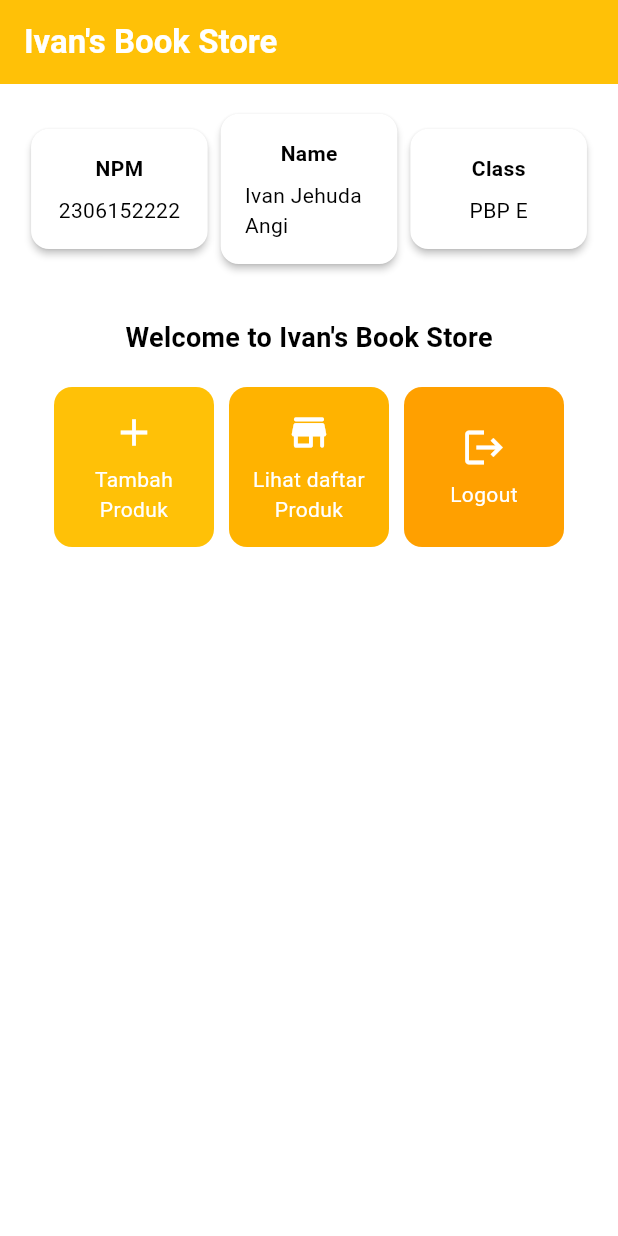
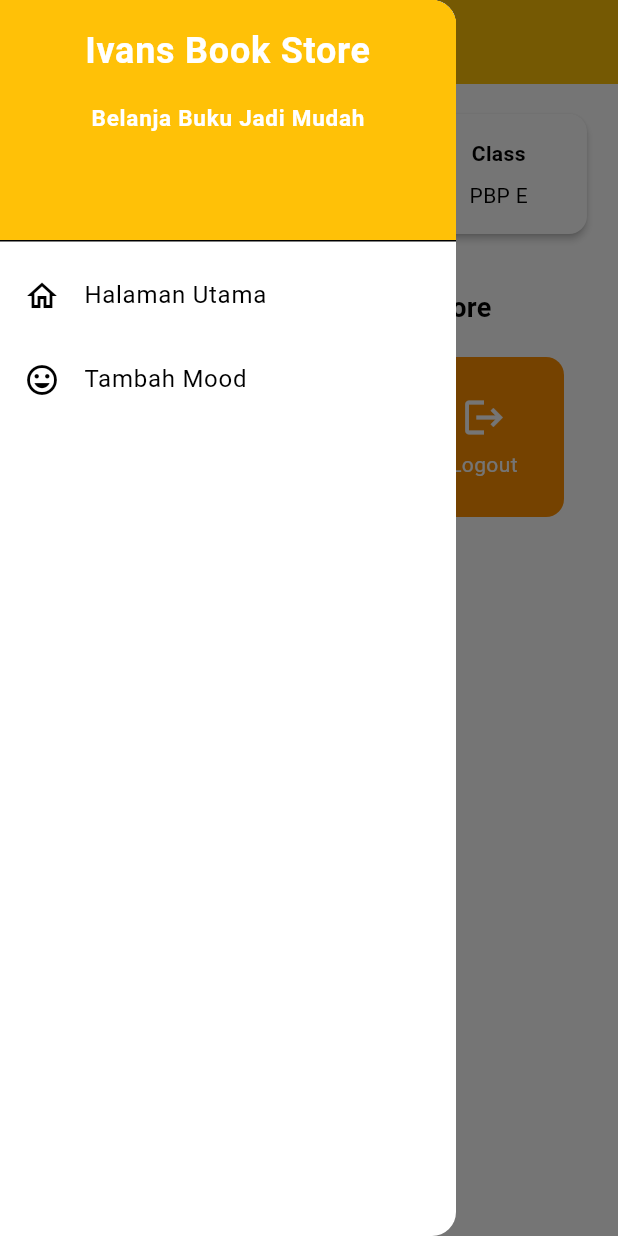
Before and after one commit to IvanJehuda/ivans-book-store-mobile, a Flutter app: the screen it shows after launch, with the side drawer open (before the commit the screen has no drawer), on a phone screen of 412 x 824 dp. Run offline on Flutter 3.47's test engine with Material 3 defaults, Android fonts, the phone set to English and light mode, and no system bars.

Commit message:
Done working TUGAS 8

```diff
--- a/lib/main.dart
+++ b/lib/main.dart
@@ -1,5 +1,5 @@
 import 'package:flutter/material.dart';
-import 'package:ivans_book_store/menu.dart';
+import 'package:ivans_book_store/screens/menu.dart';
 
 void main() {
   runApp(const MyApp());
@@ -7,29 +7,12 @@
 
 class MyApp extends StatelessWidget {
   const MyApp({super.key});
-
-  // This widget is the root of your application.
   @override
   Widget build(BuildContext context) {
     return MaterialApp(
       title: 'Flutter Demo',
       theme: ThemeData(
-        // This is the theme of your application.
-        //
-        // TRY THIS: Try running your application with "flutter run". You'll see
-        // the application has a purple toolbar. Then, without quitting the app,
-        // try changing the seedColor in the colorScheme below to Colors.green
-        // and then invoke "hot reload" (save your changes or press the "hot
-        // reload" button in a Flutter-supported IDE, or press "r" if you used
-        // the command line to start the app).
-        //
-        // Notice that the counter didn't reset back to zero; the application
-        // state is not lost during the reload. To reset the state, use hot
-        // restart instead.
-        //
-        // This works for code too, not just values: Most code changes can be
-        // tested with just a hot reload.
-         colorScheme: ColorScheme.fromSwatch( primarySwatch: Colors.amber,).copyWith(secondary: Colors.deepPurple[400]),
+    colorScheme: ColorScheme.fromSwatch(primarySwatch: Colors.amber,).copyWith(secondary: Colors.amber[900]),
         useMaterial3: true,
       ),
       home: MyHomePage(),
--- a/lib/menu.dart
+++ /dev/null
@@ -1,187 +0,0 @@
-import 'package:flutter/material.dart';
-
-class MyHomePage extends StatelessWidget {
-  final String npm = '2306152222'; // NPM
-  final String name = 'Ivan Jehuda Angi'; // Nama
-  final String className = 'PBP E'; // Kelas
-  MyHomePage({super.key});
-  final List<ItemHomepage> items = [
-         ItemHomepage("Tambah Produk", Icons.add, Colors.amber),
-         ItemHomepage("Lihat daftar Produk", Icons.store_rounded, Colors.amber.shade600),
-         ItemHomepage("Logout", Icons.logout, Colors.amber.shade700),
-     ];
-    @override
-  Widget build(BuildContext context) {
-    // Scaffold menyediakan struktur dasar halaman dengan AppBar dan body.
-    return Scaffold(
-      // AppBar adalah bagian atas halaman yang menampilkan judul.
-      appBar: AppBar(
-        // Judul aplikasi "Mental Health Tracker" dengan teks putih dan tebal.
-        title: const Text(
-          "Ivan's Book Store",
-          style: TextStyle(
-            color: Colors.white,
-            fontWeight: FontWeight.bold,
-          ),
-        ),
-        // Warna latar belakang AppBar diambil dari skema warna tema aplikasi.
-        backgroundColor: Theme.of(context).colorScheme.primary,
-      ),
-      // Body halaman dengan padding di sekelilingnya.
-      body: Padding(
-        padding: const EdgeInsets.all(16.0),
-        // Menyusun widget secara vertikal dalam sebuah kolom.
-        child: Column(
-          crossAxisAlignment: CrossAxisAlignment.center,
-          children: [
-            // Row untuk menampilkan 3 InfoCard secara horizontal.
-            Row(
-              mainAxisAlignment: MainAxisAlignment.spaceEvenly,
-              children: [
-                InfoCard(title: 'NPM', content: npm),
-                InfoCard(title: 'Name', content: name),
-                InfoCard(title: 'Class', content: className),
-              ],
-            ),
-
-            // Memberikan jarak vertikal 16 unit.
-            const SizedBox(height: 16.0),
-
-            // Menempatkan widget berikutnya di tengah halaman.
-            Center(
-              child: Column(
-                // Menyusun teks dan grid item secara vertikal.
-
-                children: [
-                  // Menampilkan teks sambutan dengan gaya tebal dan ukuran 18.
-                  const Padding(
-                    padding: EdgeInsets.only(top: 16.0),
-                    child: Text(
-                      "Welcome to Ivan's Book Store",
-                      style: TextStyle(
-                        fontWeight: FontWeight.bold,
-                        fontSize: 18.0,
-                      ),
-                    ),
-                  ),
-
-                  // Grid untuk menampilkan ItemCard dalam bentuk grid 3 kolom.
-                  GridView.count(
-                    primary: true,
-                    padding: const EdgeInsets.all(20),
-                    crossAxisSpacing: 10,
-                    mainAxisSpacing: 10,
-                    crossAxisCount: 3,
-                    // Agar grid menyesuaikan tinggi kontennya.
-                    shrinkWrap: true,
-
-                    // Menampilkan ItemCard untuk setiap item dalam list items.
-                    children: items.map((ItemHomepage item) {
-                      return ItemCard(item);
-                    }).toList(),
-                  ),
-                ],
-              ),
-            ),
-          ],
-        ),
-      ),
-    );
-  }
-}
-
-
-class InfoCard extends StatelessWidget {
-  // Kartu informasi yang menampilkan title dan content.
-
-  final String title;  // Judul kartu.
-  final String content;  // Isi kartu.
-
-  const InfoCard({super.key, required this.title, required this.content});
-
-  @override
-  Widget build(BuildContext context) {
-    return Card(
-      // Membuat kotak kartu dengan bayangan dibawahnya.
-      elevation: 2.0,
-      child: Container(
-        // Mengatur ukuran dan jarak di dalam kartu.
-        width: MediaQuery.of(context).size.width / 3.5, // menyesuaikan dengan lebar device yang digunakan.
-        padding: const EdgeInsets.all(16.0),
-        // Menyusun title dan content secara vertikal.
-        child: Column(
-          children: [
-            Text(
-              title,
-              style: const TextStyle(fontWeight: FontWeight.bold),
-            ),
-            const SizedBox(height: 8.0),
-            Text(content),
-          ],
-        ),
-      ),
-    );
-  }
-}
-class ItemHomepage {
-     final String name;
-     final IconData icon;
-     final Color color;
-
-
-     ItemHomepage(this.name, this.icon, this.color);
- }
-
-class ItemCard extends StatelessWidget {
-  // Menampilkan kartu dengan ikon dan nama.
-
-  final ItemHomepage item;
-
-  const ItemCard(this.item, {super.key});
-
-  @override
-  Widget build(BuildContext context) {
-    return Material(
-      // Menentukan warna latar belakang dari tema aplikasi.
-      color: item.color,
-      // Membuat sudut kartu melengkung.
-      borderRadius: BorderRadius.circular(12),
-
-      child: InkWell(
-        // Aksi ketika kartu ditekan.
-        onTap: () {
-          // Menampilkan pesan SnackBar saat kartu ditekan.
-          ScaffoldMessenger.of(context)
-            ..hideCurrentSnackBar()
-            ..showSnackBar(
-              SnackBar(content: Text("Kamu telah menekan tombol ${item.name}!"))
-            );
-        },
-        // Container untuk menyimpan Icon dan Text
-        child: Container(
-          padding: const EdgeInsets.all(8),
-          child: Center(
-            child: Column(
-              // Menyusun ikon dan teks di tengah kartu.
-              mainAxisAlignment: MainAxisAlignment.center,
-              children: [
-                Icon(
-                  item.icon,
-                  color: Colors.white,
-                  size: 30.0,
-                ),
-                const Padding(padding: EdgeInsets.all(3)),
-                Text(
-                  item.name,
-                  textAlign: TextAlign.center,
-                  style: const TextStyle(color: Colors.white),
-                ),
-              ],
-            ),
-          ),
-        ),
-      ),
-    );
-  }
-
-}
--- /dev/null
+++ b/lib/screens/menu.dart
@@ -0,0 +1,136 @@
+import 'package:flutter/material.dart';
+import 'package:ivans_book_store/widgets/left_drawer.dart';
+import 'package:ivans_book_store/widgets/product_cart.dart';
+
+class InfoCard extends StatelessWidget {
+  // Kartu informasi yang menampilkan title dan content.
+
+  final String title; // Judul kartu.
+  final String content; // Isi kartu.
+
+  const InfoCard({super.key, required this.title, required this.content});
+
+  @override
+  Widget build(BuildContext context) {
+    return Card(
+      // Membuat kotak kartu dengan bayangan dibawahnya.
+
+      elevation: 2.0,
+      child: Container(
+        // Mengatur ukuran dan jarak di dalam kartu.
+        width: MediaQuery.of(context).size.width /
+            3.5, // menyesuaikan dengan lebar device yang digunakan.
+        padding: const EdgeInsets.all(16.0),
+        // Menyusun title dan content secara vertikal.
+        child: Column(
+          children: [
+            Text(
+              title,
+              style: const TextStyle(fontWeight: FontWeight.bold),
+            ),
+            const SizedBox(height: 8.0),
+            Text(content),
+          ],
+        ),
+      ),
+    );
+  }
+}
+
+
+class MyHomePage extends StatelessWidget {
+  MyHomePage({super.key});
+
+  final String npm = '2306152222'; // NPM
+  final String name = 'Ivan Jehuda'; // Nama
+  final String className = 'PBP E'; // Kelas
+
+  final List<ItemHomepage> items = [
+    ItemHomepage("Tambah Produk", Icons.add, Colors.amber ),
+    ItemHomepage("Lihat daftar Produk", Icons.store_rounded, Colors.amber[700]!),
+    ItemHomepage("Logout", Icons.logout, Colors.amber[800]!),
+  ];
+
+  @override
+  Widget build(BuildContext context) {
+    // Scaffold menyediakan struktur dasar halaman dengan AppBar dan body.
+    return Scaffold(
+      // AppBar adalah bagian atas halaman yang menampilkan judul.
+      appBar: AppBar(
+        // Judul aplikasi "Mental Health Tracker" dengan teks putih dan tebal.
+        title: const Text(
+          'Ivans Book Store',
+          style: TextStyle(
+            color: Colors.white,
+            fontWeight: FontWeight.bold,
+          ),
+        ),
+        // Warna latar belakang AppBar diambil dari skema warna tema aplikasi.
+        backgroundColor: Theme.of(context).colorScheme.primary,
+        // Mengganti warna icon drawer menjadi putih
+        iconTheme: const IconThemeData(color: Colors.white),
+      ),
+      // Masukkan drawer sebagai parameter nilai drawer dari widget Scaffold
+      drawer: const LeftDrawer(),
+      // Body halaman dengan padding di sekelilingnya.
+      body: Padding(
+        padding: const EdgeInsets.all(16.0),
+        // Menyusun widget secara vertikal dalam sebuah kolom.
+        child: Column(
+          crossAxisAlignment: CrossAxisAlignment.center,
+          children: [
+            // Row untuk menampilkan 3 InfoCard secara horizontal.
+            Row(
+              mainAxisAlignment: MainAxisAlignment.spaceEvenly,
+              children: [
+                InfoCard(title: 'NPM', content: npm),
+                InfoCard(title: 'Name', content: name),
+                InfoCard(title: 'Class', content: className),
+              ],
+            ),
+
+            // Memberikan jarak vertikal 16 unit.
+            const SizedBox(height: 16.0),
+
+            // Menempatkan widget berikutnya di tengah halaman.
+            Center(
+              child: Column(
+                // Menyusun teks dan grid item secara vertikal.
+
+                children: [
+                  // Menampilkan teks sambutan dengan gaya tebal dan ukuran 18.
+                  const Padding(
+                    padding: EdgeInsets.only(top: 16.0),
+                    child: Text(
+                      'Welcome to Ivans Book Store',
+                      style: TextStyle(
+                        fontWeight: FontWeight.bold,
+                        fontSize: 18.0,
+                      ),
+                    ),
+                  ),
+
+                  // Grid untuk menampilkan ItemCard dalam bentuk grid 3 kolom.
+                  GridView.count(
+                    primary: true,
+                    padding: const EdgeInsets.all(20),
+                    crossAxisSpacing: 10,
+                    mainAxisSpacing: 10,
+                    crossAxisCount: 3,
+                    // Agar grid menyesuaikan tinggi kontennya.
+                    shrinkWrap: true,
+
+                    // Menampilkan ItemCard untuk setiap item dalam list items.
+                    children: items.map((ItemHomepage item) {
+                      return ItemCard(item);
+                    }).toList(),
+                  ),
+                ],
+              ),
+            ),
+          ],
+        ),
+      ),
+    );
+  }
+}
--- /dev/null
+++ b/lib/widgets/left_drawer.dart
@@ -0,0 +1,72 @@
+import 'package:flutter/material.dart';
+import 'package:ivans_book_store/screens/menu.dart';
+import 'package:ivans_book_store/screens/productentry_form.dart';
+
+
+
+class LeftDrawer extends StatelessWidget {
+  const LeftDrawer({super.key});
+
+  @override
+  Widget build(BuildContext context) {
+    return Drawer(
+      child: ListView(
+        children: [
+          DrawerHeader(
+            decoration: BoxDecoration(
+              color: Theme.of(context).colorScheme.primary,
+            ),
+            child: const Column(
+              children: [
+                Text(
+                  'Ivans Book Store',
+                  textAlign: TextAlign.center,
+                  style: TextStyle(
+                    fontSize: 24,
+                    fontWeight: FontWeight.bold,
+                    color: Colors.white,
+                  ),
+                ),
+                Padding(padding: EdgeInsets.all(8)),
+                Text(
+                  "Belanja Buku Jadi Mudah",
+                  style: TextStyle(
+                    fontSize: 15,
+                    fontWeight: FontWeight.bold,
+                    color: Colors.white
+                  ),
+                ),
+              ],
+            ),
+          ),
+            ListTile(
+              leading: const Icon(Icons.home_outlined),
+              title: const Text('Halaman Utama'),
+              // Bagian redirection ke MyHomePage
+              onTap: () {
+                Navigator.pushReplacement(
+                    context,
+                    MaterialPageRoute(
+                      builder: (context) => MyHomePage(),
+                    ));
+              },
+            ),
+            ListTile(
+              leading: const Icon(Icons.mood),
+              title: const Text('Tambah Mood'),
+              // Bagian redirection ke MoodEntryFormPage
+              onTap: () {
+
+                 Navigator.pushReplacement(
+                  context,
+                  MaterialPageRoute(
+                    builder: (context) => ProductEntryFormPage(),
+                  ));
+              },
+            ),
+
+        ],
+      ),
+    );
+  }
+}
--- /dev/null
+++ b/lib/widgets/product_cart.dart
@@ -0,0 +1,65 @@
+import 'package:flutter/material.dart';
+import 'package:ivans_book_store/screens/productentry_form.dart';
+
+class ItemCard extends StatelessWidget {
+  // Menampilkan kartu dengan ikon, nama, dan warna khusus.
+
+  final ItemHomepage item;
+
+  const ItemCard(this.item, {super.key});
+
+  @override
+  Widget build(BuildContext context) {
+    return Material(
+      // Menggunakan warna yang ditetapkan pada masing-masing item.
+      color: item.color,
+      borderRadius: BorderRadius.circular(12),
+
+      child: InkWell(
+        // Aksi ketika kartu ditekan.
+        onTap: () {
+          ScaffoldMessenger.of(context)
+            ..hideCurrentSnackBar()
+            ..showSnackBar(SnackBar(
+                content: Text("Kamu telah menekan tombol ${item.name}!")));
+
+          if (item.name == "Tambah Produk") {
+            Navigator.push(
+              context,
+              MaterialPageRoute(builder: (context) => const ProductEntryFormPage()),
+            );
+          }
+        },
+        child: Container(
+          padding: const EdgeInsets.all(8),
+          child: Center(
+            child: Column(
+              mainAxisAlignment: MainAxisAlignment.center,
+              children: [
+                Icon(
+                  item.icon,
+                  color: Colors.white,
+                  size: 30.0,
+                ),
+                const Padding(padding: EdgeInsets.all(3)),
+                Text(
+                  item.name,
+                  textAlign: TextAlign.center,
+                  style: const TextStyle(color: Colors.white),
+                ),
+              ],
+            ),
+          ),
+        ),
+      ),
+    );
+  }
+}
+
+class ItemHomepage {
+  final String name;
+  final IconData icon;
+  final Color color;  // Tambahkan properti warna
+
+  ItemHomepage(this.name, this.icon, this.color);
+}
```
Also changed, not shown: lib/screens/productentry_form.dart (added, +222 -0 lines), 1 other file.
